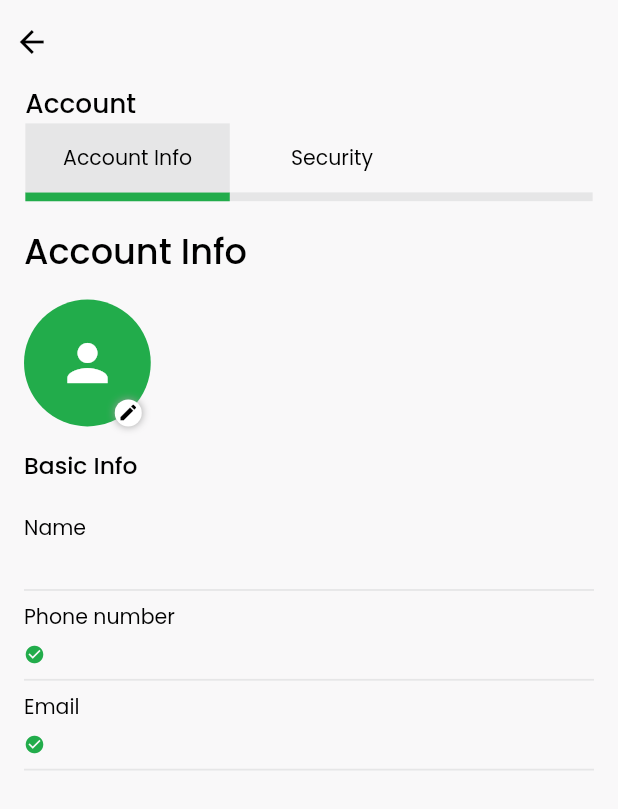
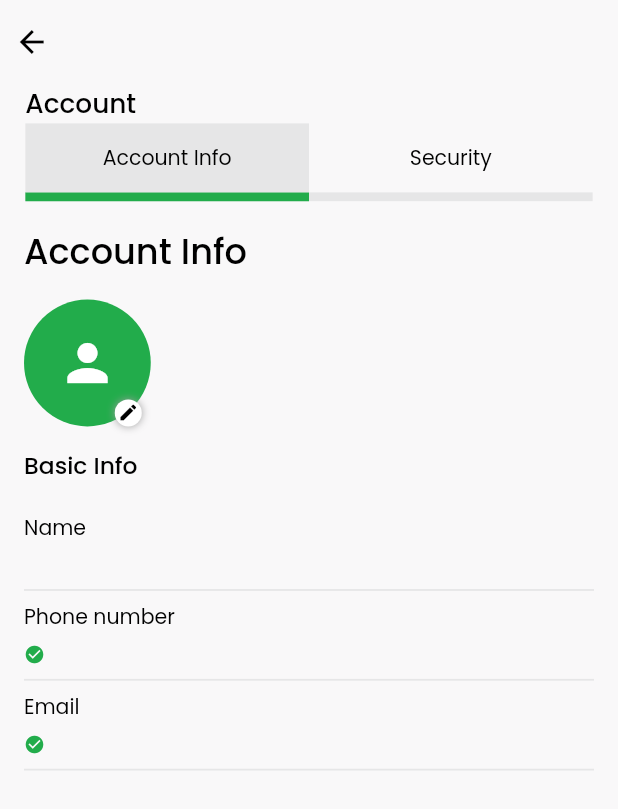
Before and after one commit to shuhbam-jify/multiple-trip-flutter, a Flutter app: the AccountInfo screen opened directly, on a phone screen of 412 x 824 dp. Shown: the top 809 px of the screen. Run offline on Flutter 3.47's test engine with Material 2 defaults, Android fonts, the phone set to English and light mode, and no system bars; our stand-ins replace bloc, cached_network_image, carousel_slider, country_picker, equatable, firebase_core and 18 more; missing offline and left inert: assorted_layout_widgets, custom_map_markers, flutter_overlay_loader, flutter_polyline_points, google_maps_webservice, top_modal_sheet and 1 more; accounts and stored records are empty; network calls fail; project files that could hold a hidden picture were left out.

Commit message:
chore: issue fixed

```diff
--- a/lib/api/api_base_helper.dart
+++ b/lib/api/api_base_helper.dart
@@ -72,7 +72,6 @@ class ApiBaseHelper {
       if (Loader.isShown) {
         Loader.hide();
       }
-      Fluttertoast.showToast(msg: "API TIMEOUT");
     }
     debugPrint(
       'api post.',
--- a/lib/features/account/account_info.dart
+++ b/lib/features/account/account_info.dart
@@ -28,11 +28,6 @@ class _AccountInfoState extends State<AccountInfo> {
   int selectedtab = 0;
   Widget _createTab(String text) {
     return Tab(
-      child: Row(
-        crossAxisAlignment: CrossAxisAlignment.stretch,
-        children: [
-          Expanded(
-            child: Container(
       child: Center(
         child: Text(
           text,
@@ -42,10 +37,6 @@ class _AccountInfoState extends State<AccountInfo> {
             fontWeight: FontWeight.w400,
           ),
         ),
-              ),
-            ),
-          ),
-        ],
       ),
     );
   }
@@ -89,7 +80,7 @@ class _AccountInfoState extends State<AccountInfo> {
                               color: AppColors.greylight, width: 6.sp)),
                     ),
                     child: TabBar(
-                      padding: EdgeInsets.only(right: 100.w),
+                      // padding: EdgeInsets.only(right: 100.w),
                       indicatorColor: AppColors.green,
                       // indicator: BoxDecoration(
                       //   color: AppColors.greenAccent,
@@ -102,8 +93,10 @@ class _AccountInfoState extends State<AccountInfo> {
                           selectedtab = v;
                         });
                       },
+
                       tabs: [
                         Container(
+                          width: double.infinity,
                           color: selectedtab == 0
                               ? AppColors.greylight
                               : Colors.transparent,
@@ -113,6 +106,7 @@ class _AccountInfoState extends State<AccountInfo> {
                           child: _createTab(Strings.accountinfo),
                         ),
                         Container(
+                            width: double.infinity,
                             color: selectedtab == 1
                                 ? AppColors.greylight
                                 : Colors.transparent,
```
Also changed, not shown: lib/features/settings/settings.dart (+44 -33 lines). Lines whose indentation alone changed are shown as unchanged.
